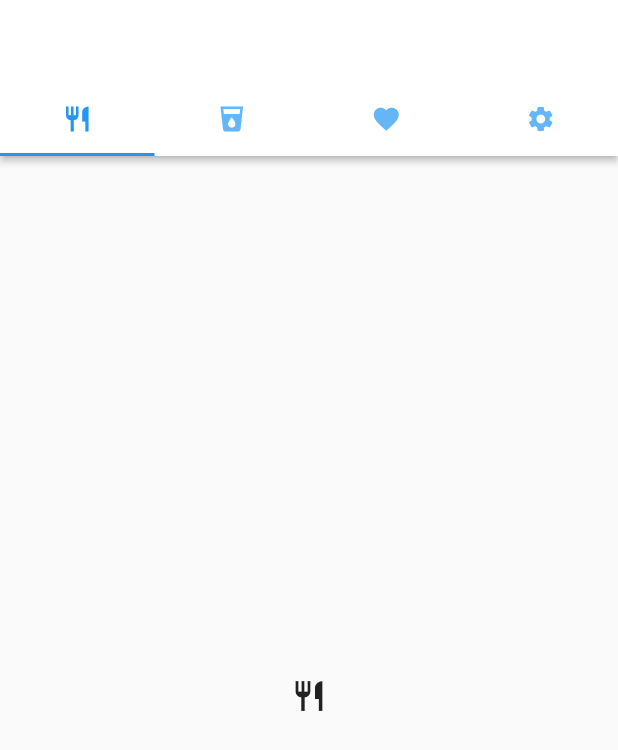
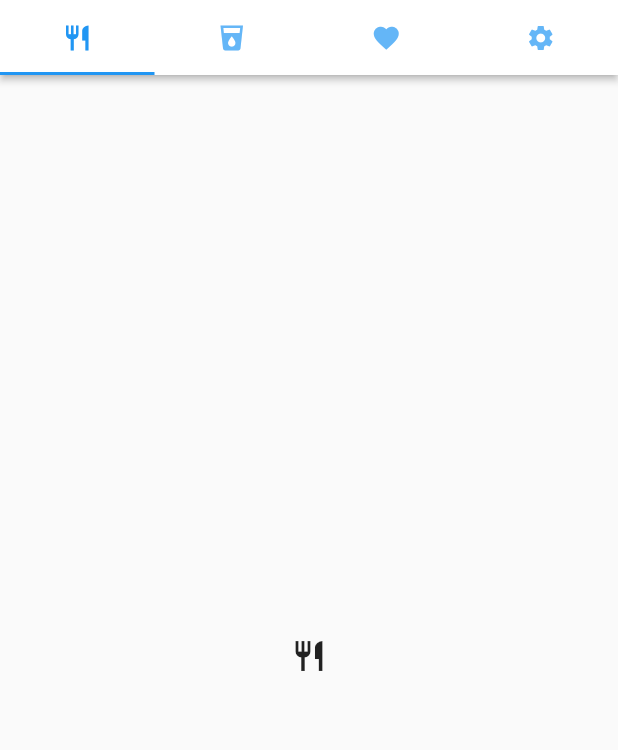
Before and after one commit to alexbelij/flutter-recipes, a Flutter app: the HomeScreen screen opened directly, on a phone screen of 412 x 824 dp. Shown: the top 750 px of the screen. Run offline on Flutter 3.47's test engine with Material 2 defaults, Android fonts, the phone set to English and light mode, and no system bars.

Commit message:
change app bar preferred size

```diff
--- a/lib/ui/screens/home.dart
+++ b/lib/ui/screens/home.dart
@@ -8,7 +8,10 @@ class HomeScreen extends StatelessWidget {
     return DefaultTabController(
       length: 4,
       child: Scaffold(
-        appBar: AppBar(
+        appBar: PreferredSize( // New code
+          // We set Size equal to passed height (50.0) and infinite width:
+          preferredSize: Size.fromHeight(50.0), // New code
+          child: AppBar(
             backgroundColor: Colors.white,
             elevation: 2.0,
             bottom: TabBar(
@@ -19,6 +22,7 @@ class HomeScreen extends StatelessWidget {
                 Tab(icon: Icon(Icons.favorite, size: _iconSize)),
                 Tab(icon: Icon(Icons.settings, size: _iconSize)),
               ],
+            ),
           ),
         ),
         body: Padding(
```
Lines whose indentation alone changed are shown as unchanged.
